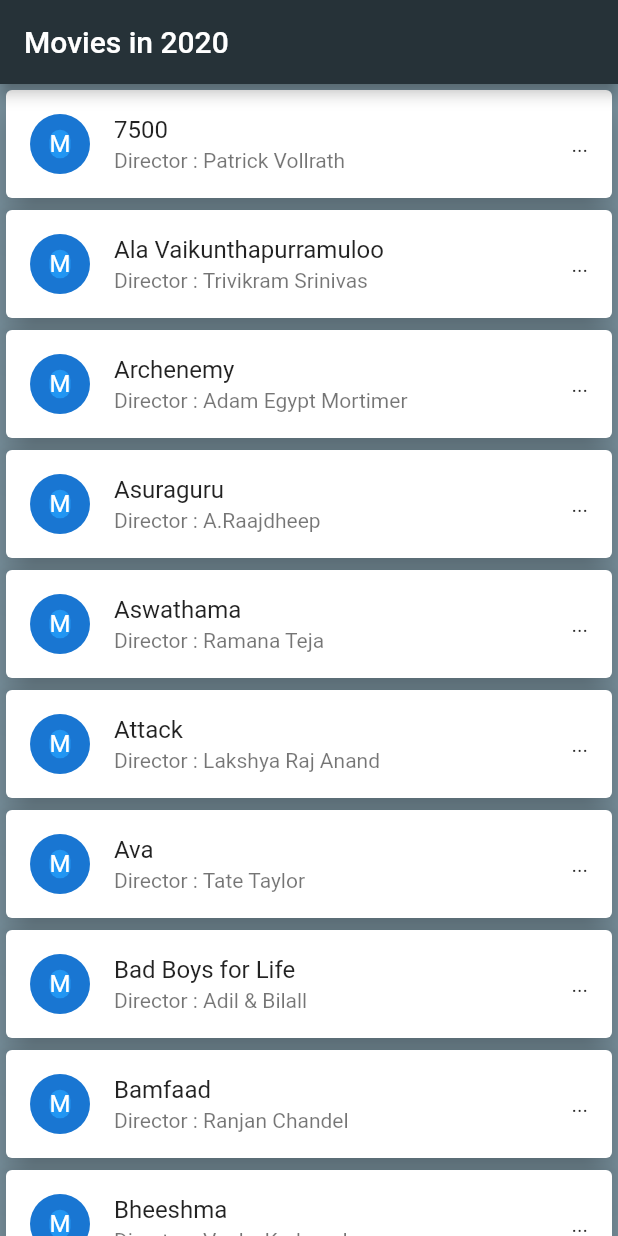
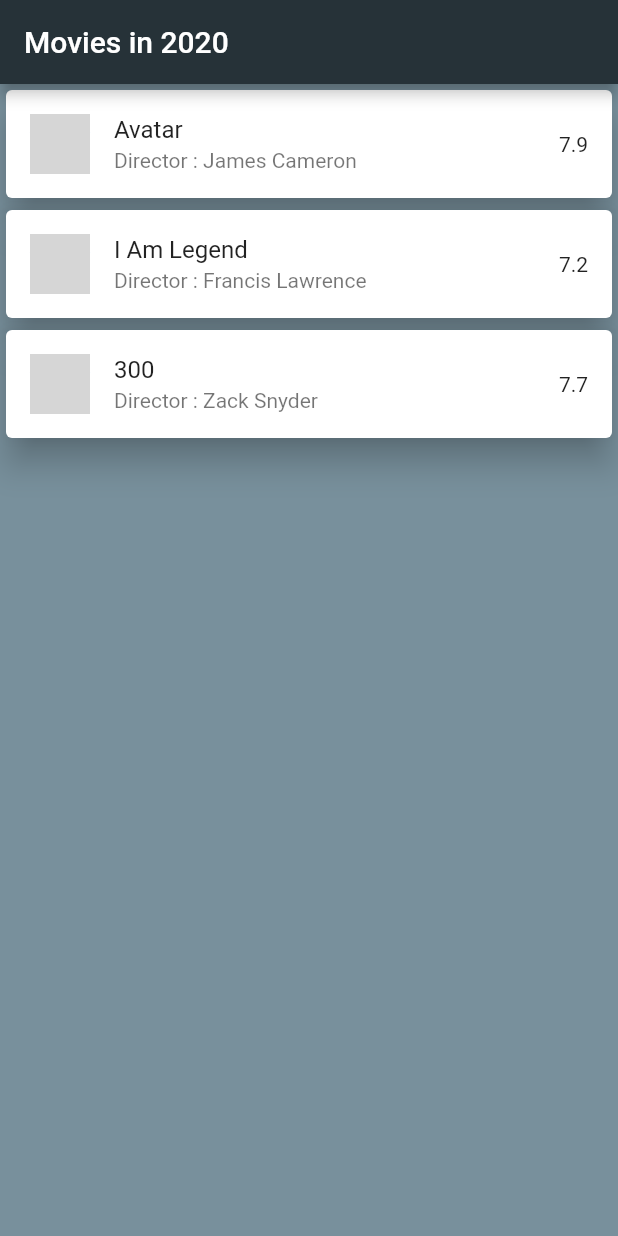
Before and after one commit to UbuhingaVizion/turabe_fluter, a Flutter app: the screen it shows after launch, on a phone screen of 412 x 824 dp. Run offline on Flutter 3.47's test engine with Material 2 defaults, Android fonts, the phone set to English and light mode, and no system bars; network calls fail; grey boxes are pictures that could not be loaded.

Commit message:
Added 3 movies ad their images

```diff
--- a/lib/model/movie.dart
+++ b/lib/model/movie.dart
@@ -28,31 +28,55 @@ class Movie {
           "https://images-na.ssl-images-amazon.com/images/M/MV5BMTYxMDg1Nzk1MV5BMl5BanBnXkFtZTcwMDk0MTUzNA@@._V1_SX1500_CR0,0,1500,999_AL_.jpg"
         ]),
         Movie(
-            "Avatar",
-            "2009",
+            "I Am Legend",
+            "2007",
             "PG-13",
-            "18 Dec 2009",
-            "162 min",
-            "Action, Adventure, Fantasy",
-            "James Cameron",
-            "James Cameron",
-            "Sam Worthington, Zoe Saldana, Sigourney Weaver, Stephen Lang",
-            "A paraplegic marine dispatched to the moon Pandora on a unique mission becomes torn between following his orders and protecting the world he feels is his home.",
-            "English, Spanish",
-            "USA, UK",
-            "Won 3 Oscars. Another 80 wins & 121 nominations.",
-            "http://ia.media-imdb.com/images/M/MV5BMTYwOTEwNjAzMl5BMl5BanBnXkFtZTcwODc5MTUwMw@@._V1_SX300.jpg",
-            "83",
-            "7.9",
-            "890,617",
-            "tt0499549",
+            "14 Dec 2007",
+            "101 min",
+            "Drama, Horror, Sci-Fi",
+            "Francis Lawrence",
+            "Mark Protosevich (screenplay), Akiva Goldsman (screenplay), Richard Matheson (novel), John William Corrington, Joyce Hooper Corrington",
+            "Will Smith, Alice Braga, Charlie Tahan, Salli Richardson-Whitfield",
+            "Years after a plague kills most of humanity and transforms the rest into monsters, the sole survivor in New York City struggles valiantly to find a cure.",
+            "English",
+            "USA",
+            "9 wins & 21 nominations.",
+            "http://ia.media-imdb.com/images/M/MV5BMTU4NzMyNDk1OV5BMl5BanBnXkFtZTcwOTEwMzU1MQ@@._V1_SX300.jpg",
+            "65",
+            "7.2",
+            "533,874",
+            "tt0480249",
             "movie",
             "True", [
-          "https://images-na.ssl-images-amazon.com/images/M/MV5BMjEyOTYyMzUxNl5BMl5BanBnXkFtZTcwNTg0MTUzNA@@._V1_SX1500_CR0,0,1500,999_AL_.jpg",
-          "https://images-na.ssl-images-amazon.com/images/M/MV5BNzM2MDk3MTcyMV5BMl5BanBnXkFtZTcwNjg0MTUzNA@@._V1_SX1777_CR0,0,1777,999_AL_.jpg",
-          "https://images-na.ssl-images-amazon.com/images/M/MV5BMTY2ODQ3NjMyMl5BMl5BanBnXkFtZTcwODg0MTUzNA@@._V1_SX1777_CR0,0,1777,999_AL_.jpg",
-          "https://images-na.ssl-images-amazon.com/images/M/MV5BMTMxOTEwNDcxN15BMl5BanBnXkFtZTcwOTg0MTUzNA@@._V1_SX1777_CR0,0,1777,999_AL_.jpg",
-          "https://images-na.ssl-images-amazon.com/images/M/MV5BMTYxMDg1Nzk1MV5BMl5BanBnXkFtZTcwMDk0MTUzNA@@._V1_SX1500_CR0,0,1500,999_AL_.jpg"
+          "https://images-na.ssl-images-amazon.com/images/M/MV5BMTI0NTI4NjE3NV5BMl5BanBnXkFtZTYwMDA0Nzc4._V1_.jpg",
+          "https://images-na.ssl-images-amazon.com/images/M/MV5BMTIwMDg2MDU4M15BMl5BanBnXkFtZTYwMTA0Nzc4._V1_.jpg",
+          "https://images-na.ssl-images-amazon.com/images/M/MV5BMTc5MDM1OTU5OV5BMl5BanBnXkFtZTYwMjA0Nzc4._V1_.jpg",
+          "https://images-na.ssl-images-amazon.com/images/M/MV5BMTA0MTI2NjMzMzFeQTJeQWpwZ15BbWU2MDMwNDc3OA@@._V1_.jpg"
+        ]),
+        Movie(
+            "300",
+            "2006",
+            "R",
+            "09 Mar 2007",
+            "117 min",
+            "Action, Drama, Fantasy",
+            "Zack Snyder",
+            "Zack Snyder (screenplay), Kurt Johnstad (screenplay), Michael Gordon (screenplay), Frank Miller (graphic novel), Lynn Varley (graphic novel)",
+            "Gerard Butler, Lena Headey, Dominic West, David Wenham",
+            "King Leonidas of Sparta and a force of 300 men fight the Persians at Thermopylae in 480 B.C.",
+            "English",
+            "USA",
+            "16 wins & 42 nominations.",
+            "http://ia.media-imdb.com/images/M/MV5BMjAzNTkzNjcxNl5BMl5BanBnXkFtZTYwNDA4NjE3._V1_SX300.jpg",
+            "52",
+            "7.7",
+            "611,046",
+            "tt0416449",
+            "movie",
+            "True", [
+          "https://images-na.ssl-images-amazon.com/images/M/MV5BMTMwNTg5MzMwMV5BMl5BanBnXkFtZTcwMzA2NTIyMw@@._V1_SX1777_CR0,0,1777,937_AL_.jpg",
+          "https://images-na.ssl-images-amazon.com/images/M/MV5BMTQwNTgyNTMzNF5BMl5BanBnXkFtZTcwNDA2NTIyMw@@._V1_SX1777_CR0,0,1777,935_AL_.jpg",
+          "https://images-na.ssl-images-amazon.com/images/M/MV5BMTc0MjQzOTEwMV5BMl5BanBnXkFtZTcwMzE2NTIyMw@@._V1_SX1777_CR0,0,1777,947_AL_.jpg"
         ])
       ];
 
--- a/lib/ui/home.dart
+++ b/lib/ui/home.dart
@@ -7,7 +7,7 @@ import 'package:first_flutter_app/util/list-of-movies.dart';
 import 'package:first_flutter_app/model/movie.dart';
 
 class MovieListView extends StatelessWidget {
-  // final List<Movie> movieList = Movie.getMovies();
+  final List<Movie> movieList = Movie.getMovies();
 
   @override
   Widget build(BuildContext context) {
@@ -18,7 +18,7 @@ class MovieListView extends StatelessWidget {
       ),
       backgroundColor: Colors.blueGrey.shade400,
       body: ListView.builder(
-          itemCount: movies.length,
+          itemCount: movieList.length,
           itemBuilder: (BuildContext context, int index) {
             return Card(
               elevation: 9.3,
@@ -26,22 +26,27 @@ class MovieListView extends StatelessWidget {
               child: ListTile(
                 leading: CircleAvatar(
                   child: Container(
+                    width: 200,
+                    height: 200,
                     decoration: BoxDecoration(
                       color: Colors.blue.shade500,
+                      image: DecorationImage(
+                          image: NetworkImage(movieList[index].Images[0]),
+                          fit: BoxFit.cover),
                       borderRadius: BorderRadius.circular(12.4),
                     ),
-                    child: Text("M"),
+                    child: null,
                   ),
                 ),
-                title: Text(movies[index][0]),
-                subtitle: Text("Director : ${movies[index][1]}"),
-                trailing: Text("..."),
+                title: Text(movieList[index].Title),
+                subtitle: Text("Director : ${movieList[index].Director}"),
+                trailing: Text("${movieList[index].imdbRating}"),
                 onTap: () {
                   Navigator.push(
                       context,
                       MaterialPageRoute(
                           builder: (context) => MovieListViewDetails(
-                                movie: movies[index],
+                                movie: movieList[index],
                               )));
                 },
               ),
@@ -49,23 +54,41 @@ class MovieListView extends StatelessWidget {
           }),
     );
   }
+
+  Widget movieCard(Movie movie, BuildContext context) {
+    return InkWell(
+      child: Container(
+        width: MediaQuery.of(context).size.width,
+        height: 120.0,
+        child: Card(
+          color: Colors.black45,
+          child: Column(
+            crossAxisAlignment: CrossAxisAlignment.start,
+            mainAxisAlignment: MainAxisAlignment.spaceAround,
+            children: [Text(movie.Title)],
+          ),
+        ),
+      ),
+    );
+  }
 }
 
 class MovieListViewDetails extends StatelessWidget {
-  final List movie;
+  final Movie movie;
 
   MovieListViewDetails({Key key, this.movie}) : super(key: key);
+
   @override
   Widget build(BuildContext context) {
     return Scaffold(
       appBar: AppBar(
-        title: Text("Title : ${movie[0]}"),
+        title: Text("Title : ${movie.Title}"),
         backgroundColor: Colors.blueGrey.shade600,
       ),
       body: Center(
         child: Container(
           child: TextButton(
-            child: Text("Cast: ${movie[2]}"),
+            child: Text("Plot: ${movie.Plot}"),
             onPressed: () {
               Navigator.pop(context);
             },
--- a/lib/util/list-of-movies.dart
+++ b/lib/util/list-of-movies.dart
@@ -450,7 +450,7 @@ final List movies = [
     "Superhero[70]"
   ]
 ];
-final List movielist = [
+final List movieslist = [
   {
     "Title": "Avatar",
     "Year": "2009",
```
